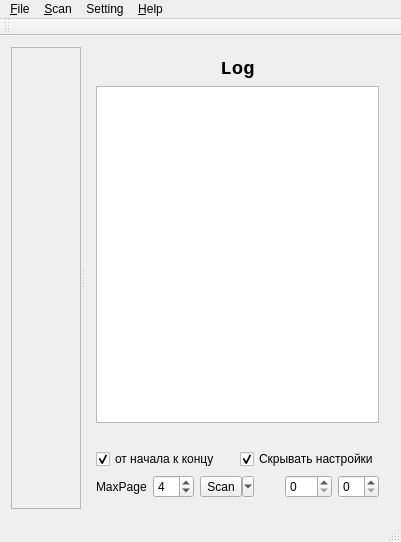
Above: src/mainwindow.ui from winorun/MzScan before the change. Below: the same form after it.
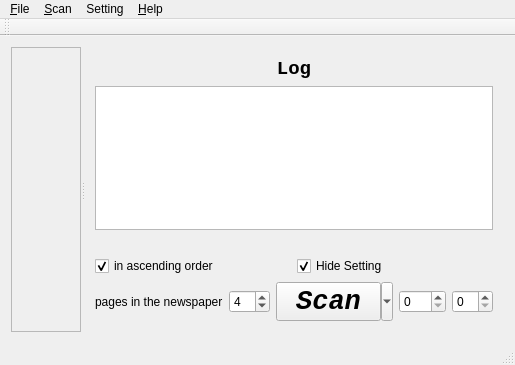
That is the form after the change. Custom widgets are drawn as their Qt base class.

Commit message: Изменен интерфейс, сделанна одна кнопка, работает рескан

The edit to the form file:
```diff
--- a/src/mainwindow.ui
+++ b/src/mainwindow.ui
@@ -6,8 +6,8 @@
    <rect>
     <x>0</x>
     <y>0</y>
-    <width>401</width>
-    <height>542</height>
+    <width>473</width>
+    <height>365</height>
    </rect>
   </property>
   <property name="sizePolicy">
@@ -23,13 +23,25 @@
    <enum>Qt::LeftToRight</enum>
   </property>
   <widget class="QWidget" name="centralWidget">
-   <layout class="QVBoxLayout" name="verticalLayout_2">
+   <layout class="QHBoxLayout" name="horizontalLayout_2">
     <item>
      <widget class="QSplitter" name="splitter">
       <property name="orientation">
        <enum>Qt::Horizontal</enum>
       </property>
+      <property name="opaqueResize">
+       <bool>true</bool>
+      </property>
+      <property name="handleWidth">
+       <number>3</number>
+      </property>
       <widget class="QScrollArea" name="scrollArea">
+       <property name="sizePolicy">
+        <sizepolicy hsizetype="Expanding" vsizetype="Expanding">
+         <horstretch>0</horstretch>
+         <verstretch>0</verstretch>
+        </sizepolicy>
+       </property>
        <property name="horizontalScrollBarPolicy">
         <enum>Qt::ScrollBarAsNeeded</enum>
        </property>
@@ -48,12 +60,19 @@
           <x>0</x>
           <y>0</y>
           <width>69</width>
-          <height>469</height>
+          <height>292</height>
          </rect>
         </property>
         <layout class="QVBoxLayout" name="verticalLayout_3">
          <item>
-          <widget class="MyImageViewer" name="label" native="true"/>
+          <widget class="MyImageViewer" name="label" native="true">
+           <property name="sizePolicy">
+            <sizepolicy hsizetype="Preferred" vsizetype="Preferred">
+             <horstretch>0</horstretch>
+             <verstretch>0</verstretch>
+            </sizepolicy>
+           </property>
+          </widget>
          </item>
         </layout>
        </widget>
@@ -62,6 +81,12 @@
        <layout class="QVBoxLayout" name="verticalLayout">
         <item>
          <widget class="QLabel" name="label_4">
+          <property name="sizePolicy">
+           <sizepolicy hsizetype="Minimum" vsizetype="Preferred">
+            <horstretch>0</horstretch>
+            <verstretch>0</verstretch>
+           </sizepolicy>
+          </property>
           <property name="font">
            <font>
             <family>Courier New</family>
@@ -83,6 +108,15 @@
         </item>
         <item>
          <widget class="QTextBrowser" name="textBrowser">
+          <property name="enabled">
+           <bool>true</bool>
+          </property>
+          <property name="sizePolicy">
+           <sizepolicy hsizetype="Minimum" vsizetype="Expanding">
+            <horstretch>0</horstretch>
+            <verstretch>0</verstretch>
+           </sizepolicy>
+          </property>
           <property name="documentTitle">
            <string/>
           </property>
@@ -106,17 +140,23 @@
         </item>
         <item>
          <widget class="QLabel" name="label_3">
+          <property name="sizePolicy">
+           <sizepolicy hsizetype="Minimum" vsizetype="Preferred">
+            <horstretch>0</horstretch>
+            <verstretch>0</verstretch>
+           </sizepolicy>
+          </property>
           <property name="text">
            <string/>
           </property>
          </widget>
         </item>
         <item>
-         <layout class="QHBoxLayout" name="horizontalLayout_2">
+         <layout class="QHBoxLayout" name="horizontalLayout_3">
           <item>
            <widget class="QCheckBox" name="checkBox">
             <property name="text">
-             <string>от начала к концу</string>
+             <string>in ascending order</string>
             </property>
             <property name="checked">
              <bool>true</bool>
@@ -126,7 +166,7 @@
           <item>
            <widget class="QCheckBox" name="hideSetting">
             <property name="text">
-             <string>Скрывать настройки</string>
+             <string>Hide Setting</string>
             </property>
             <property name="checked">
              <bool>true</bool>
@@ -140,7 +180,7 @@
           <item>
            <widget class="QLabel" name="label_2">
             <property name="text">
-             <string>MaxPage</string>
+             <string>pages in the newspaper</string>
             </property>
            </widget>
           </item>
@@ -153,6 +193,21 @@
           </item>
           <item>
            <widget class="QToolButton" name="scanButton">
+            <property name="sizePolicy">
+             <sizepolicy hsizetype="Preferred" vsizetype="Fixed">
+              <horstretch>0</horstretch>
+              <verstretch>0</verstretch>
+             </sizepolicy>
+            </property>
+            <property name="font">
+             <font>
+              <family>Courier New</family>
+              <pointsize>20</pointsize>
+              <weight>75</weight>
+              <italic>true</italic>
+              <bold>true</bold>
+             </font>
+            </property>
             <property name="text">
              <string>Scan</string>
             </property>
@@ -200,7 +255,7 @@
     <rect>
      <x>0</x>
      <y>0</y>
-     <width>401</width>
+     <width>473</width>
      <height>21</height>
     </rect>
    </property>
```
Left out of the diff: 9 changed lines with no effect on the pictures. The commit also changes 2 other files.
